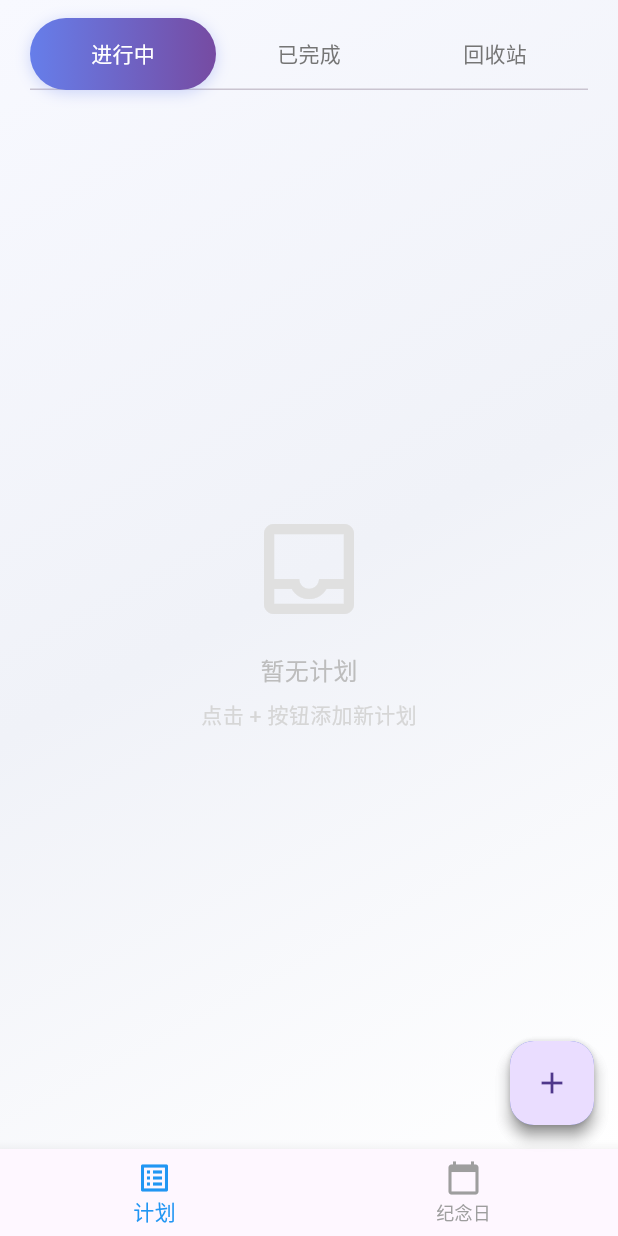
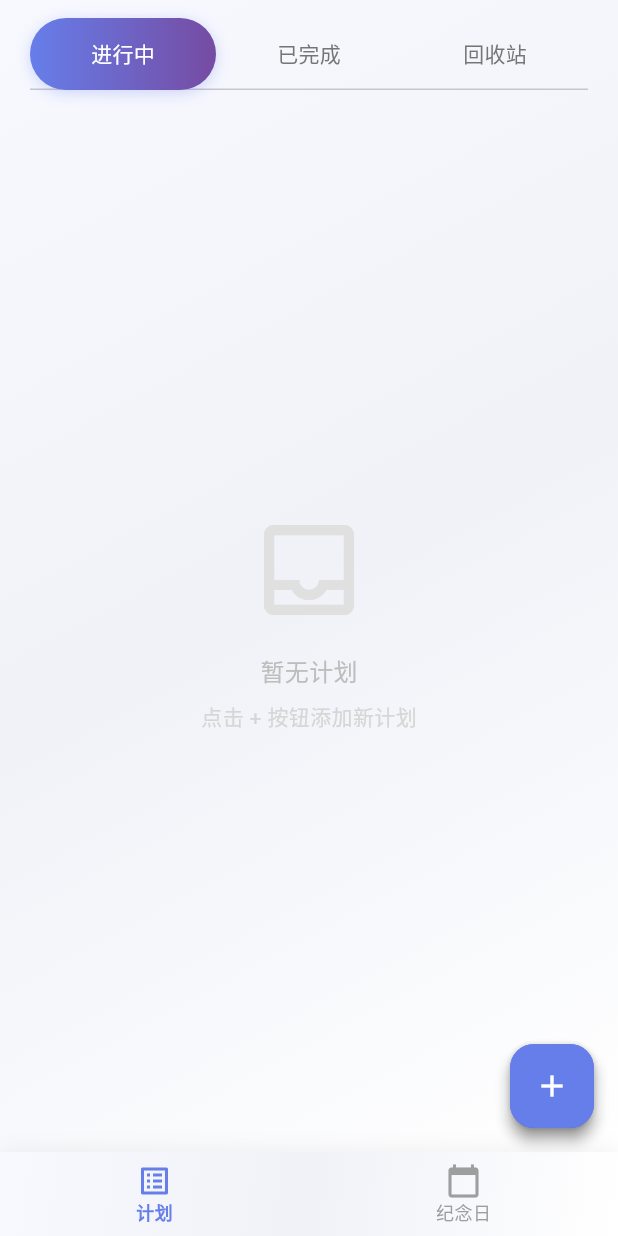
Before and after one commit to iWumou/ArkGrids, a Flutter app: the screen it shows after launch, on a phone screen of 412 x 824 dp. Run offline on Flutter 3.47's test engine with Material 3 defaults, Android fonts, the phone set to English and light mode, and no system bars; our stand-ins replace shared_preferences; Roboto replaces fonts that are missing (PingFang SC).

Commit message:
style: 美化bar

```diff
--- a/lib/main.dart
+++ b/lib/main.dart
@@ -3,7 +3,7 @@
  * @Autor: taotao.wu
  * @Date: 2026-03-28 20:30:57
  * @LastEditors: taotao.wu
- * @LastEditTime: 2026-03-29 00:02:20
+ * @LastEditTime: 2026-03-29 00:04:49
  */
 
 import 'package:flutter/material.dart';
@@ -89,8 +89,30 @@ class _HomePageState extends State<HomePage> {
         },
         child: const Icon(Icons.add),
         elevation: 4,
+        backgroundColor: const Color(0xFF667EEA),
+        foregroundColor: Colors.white,
       ),
-      bottomNavigationBar: BottomNavigationBar(
+      bottomNavigationBar: Container(
+        decoration: BoxDecoration(
+          gradient: LinearGradient(
+            begin: Alignment.topLeft,
+            end: Alignment.bottomRight,
+            colors: [
+              const Color(0xFFF8F9FF),
+              const Color(0xFFF0F2F8),
+              Colors.white,
+            ],
+            stops: const [0.0, 0.5, 1.0],
+          ),
+          boxShadow: [
+            BoxShadow(
+              color: Colors.black.withOpacity(0.05),
+              blurRadius: 10,
+              offset: const Offset(0, -2),
+            ),
+          ],
+        ),
+        child: BottomNavigationBar(
           currentIndex: _currentIndex,
           onTap: (i) {
             setState(() {
@@ -102,8 +124,18 @@ class _HomePageState extends State<HomePage> {
             });
           },
           type: BottomNavigationBarType.fixed,
-        selectedItemColor: Colors.blue,
-        unselectedItemColor: Colors.grey,
+          backgroundColor: Colors.transparent,
+          elevation: 0,
+          selectedItemColor: const Color(0xFF667EEA),
+          unselectedItemColor: Colors.grey[500],
+          selectedLabelStyle: const TextStyle(
+            fontWeight: FontWeight.w600,
+            fontSize: 12,
+          ),
+          unselectedLabelStyle: const TextStyle(
+            fontWeight: FontWeight.normal,
+            fontSize: 12,
+          ),
           items: const [
             BottomNavigationBarItem(icon: Icon(Icons.list_alt), label: "计划"),
             BottomNavigationBarItem(
@@ -112,6 +144,7 @@ class _HomePageState extends State<HomePage> {
             ),
           ],
         ),
+      ),
     );
   }
 }
```
Lines whose indentation alone changed are shown as unchanged.
